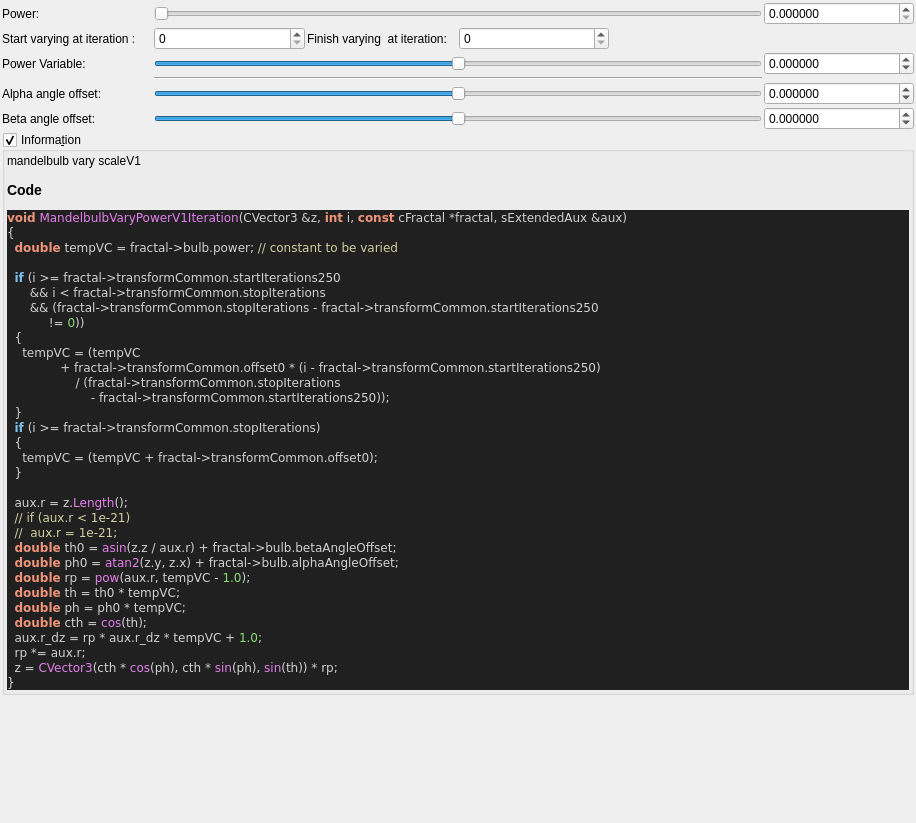
This is mandelbulber2/qt_data/fractal_mandelbulb_vary_powerV1.ui in buddhi1980/mandelbulber2 as Qt 5 draws it before an edit. The edited form follows.
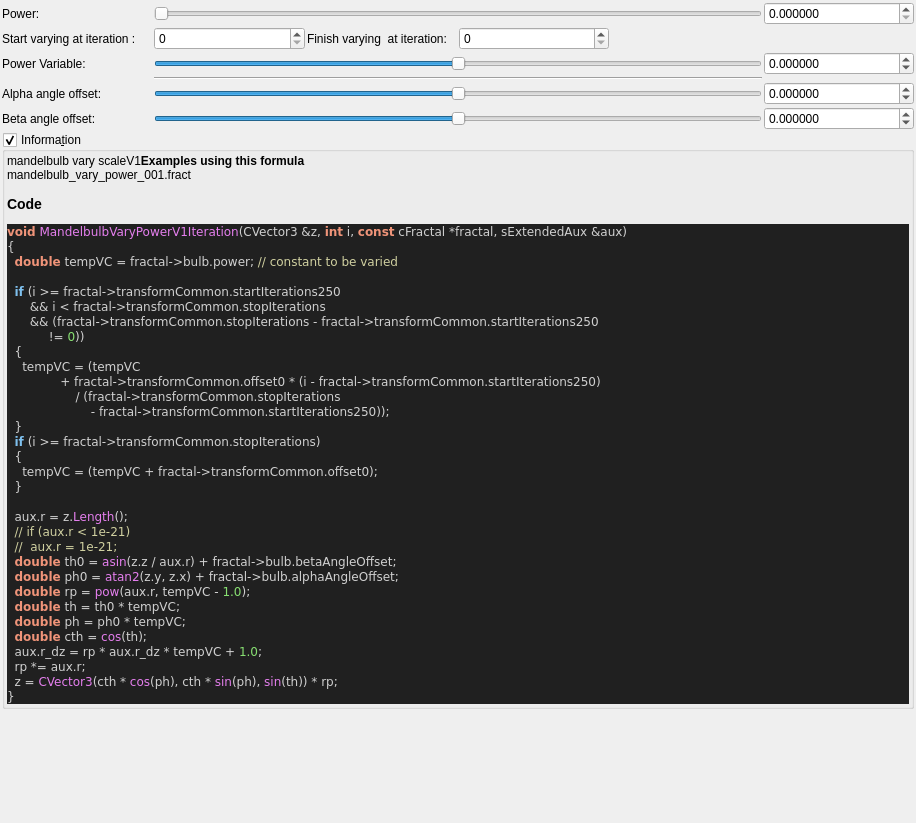
This is the edited form. Custom widgets are drawn as their Qt base class.

Commit message:
ui information - added example occurrences
now every formula, which is used in an example file, will display a list
of the example files in the information box. A maximum of 5 occurences is
displayed.
The script also outputs, which formulas do not yet have any example
files.

Diff of the .ui file:
```diff
--- a/mandelbulber2/qt_data/fractal_mandelbulb_vary_powerV1.ui
+++ b/mandelbulber2/qt_data/fractal_mandelbulb_vary_powerV1.ui
@@ -362,7 +362,7 @@
         <property name="text">
          <string>&lt;p&gt;mandelbulb vary scaleV1&lt;/p&gt;&lt;table&gt;
 &lt;/table&gt;
-&lt;h3&gt;Code&lt;/h3&gt;
+&lt;b&gt;Examples using this formula&lt;/b&gt;&lt;br&gt;mandelbulb_vary_power_001.fract&lt;h3&gt;Code&lt;/h3&gt;
 &lt;body style=&quot;background-color:#202020&quot;&gt;
 &lt;pre style=&quot;color:#d0d0d0; background-color:#202020;  font-family:'Courier New',monospace;&quot;&gt;&lt;span style=&quot;color:#f09479; font-weight:bold&quot;&gt;void&lt;/span&gt; &lt;span style=&quot;color:#e47eed&quot;&gt;MandelbulbVaryPowerV1Iteration&lt;/span&gt;&lt;span style=&quot;color:#d0d0d0&quot;&gt;(&lt;/span&gt;CVector3 &lt;span style=&quot;color:#d0d0d0&quot;&gt;&amp;amp;&lt;/span&gt;z&lt;span style=&quot;color:#d0d0d0&quot;&gt;,&lt;/span&gt; &lt;span style=&quot;color:#f09479; font-weight:bold&quot;&gt;int&lt;/span&gt; i&lt;span style=&quot;color:#d0d0d0&quot;&gt;,&lt;/span&gt; &lt;span style=&quot;color:#f09479; font-weight:bold&quot;&gt;const&lt;/span&gt; cFractal &lt;span style=&quot;color:#d0d0d0&quot;&gt;*&lt;/span&gt;fractal&lt;span style=&quot;color:#d0d0d0&quot;&gt;,&lt;/span&gt; sExtendedAux &lt;span style=&quot;color:#d0d0d0&quot;&gt;&amp;amp;&lt;/span&gt;aux&lt;span style=&quot;color:#d0d0d0&quot;&gt;)&lt;/span&gt;
 &lt;span style=&quot;color:#d0d0d0&quot;&gt;{&lt;/span&gt;
```
The commit also changes 59 other files.
